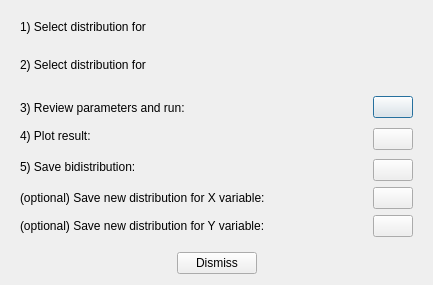
First picture: the form in dialogs/bidistributionmodelingdialog.ui, repository PauloCarvalhoRJ/gammaray, before the edit.
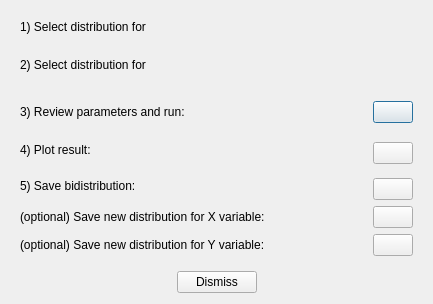
Second picture: the form after the edit. Icons and pictures are not drawn.

```diff
--- a/dialogs/bidistributionmodelingdialog.ui
+++ b/dialogs/bidistributionmodelingdialog.ui
@@ -7,7 +7,7 @@
     <x>0</x>
     <y>0</y>
     <width>433</width>
-    <height>285</height>
+    <height>304</height>
    </rect>
   </property>
   <property name="windowTitle">
```
Left out of the diff: 12 changed lines with no effect on the pictures.
